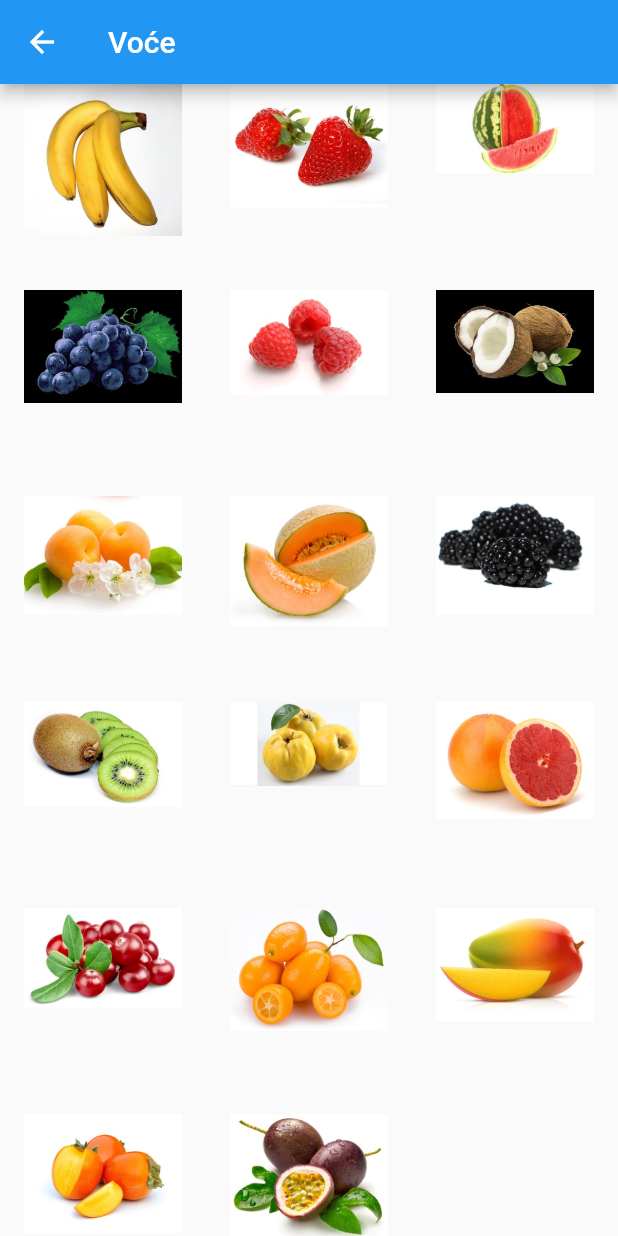
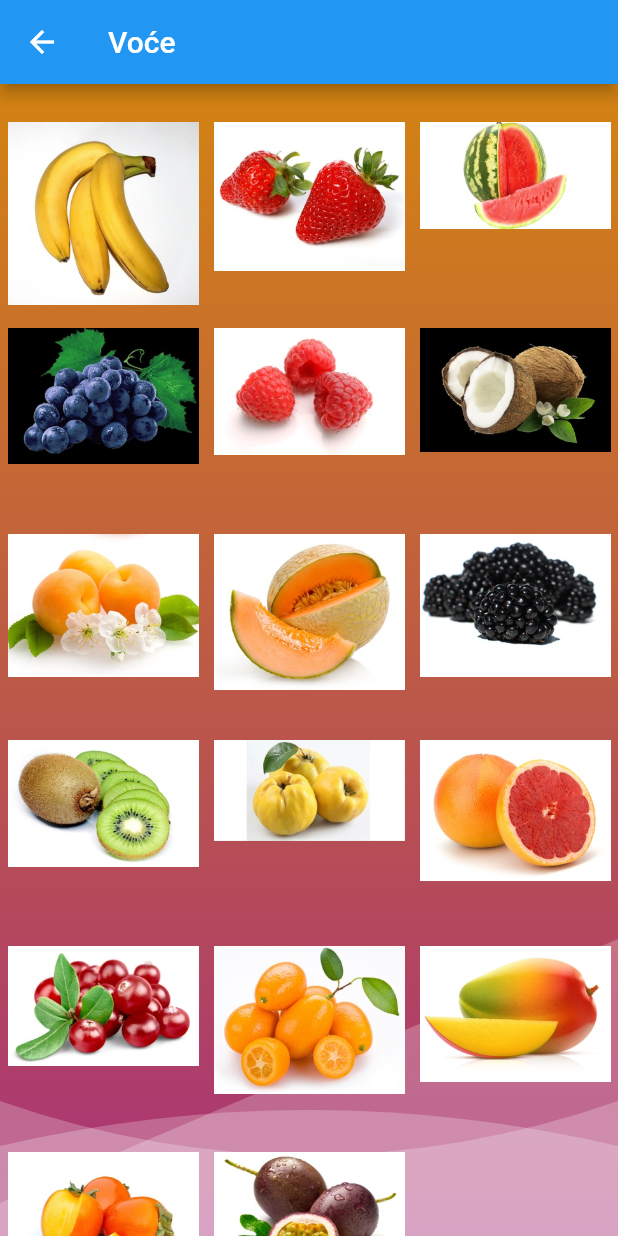
Before and after one commit to milosevic81/picturehunter, a Flutter app: the LevelListScreen screen opened by its route, after a tap on an icon or button, on a phone screen of 412 x 824 dp. Run offline on Flutter 3.47's test engine with Material 2 defaults, Android fonts, the phone set to English and light mode, and no system bars; our stand-ins replace flutter_widget_from_html, shared_preferences, simple_animations; accounts and stored records are empty.

Commit message:
Adding background

```diff
--- a/lib/screens/level_list_screen.dart
+++ b/lib/screens/level_list_screen.dart
@@ -1,6 +1,7 @@
 import 'package:flutter/cupertino.dart';
 import 'package:flutter/material.dart';
 import 'package:picturehunter/state/levels_model.dart';
+import 'package:picturehunter/widgets/fancy_background.dart';
 import 'package:picturehunter/widgets/level_list.dart';
 import 'package:provider/provider.dart';
 
@@ -15,7 +16,10 @@ class LevelListScreen extends StatelessWidget {
       appBar: AppBar(
         title: Text('Izaberi nivo'),
       ),
-      body: LevelList(levels: levelsModel.allLevels()),
+      body: Stack(children: <Widget>[
+        FancyBackground(),
+        LevelList(levels: levelsModel.allLevels())
+      ]),
     );
   }
 }
--- a/lib/screens/question_list_screen.dart
+++ b/lib/screens/question_list_screen.dart
@@ -2,6 +2,7 @@ import 'package:flutter/cupertino.dart';
 import 'package:flutter/material.dart';
 import 'package:picturehunter/models/level.dart';
 import 'package:picturehunter/state/levels_model.dart';
+import 'package:picturehunter/widgets/fancy_background.dart';
 import 'package:picturehunter/widgets/question_list.dart';
 import 'package:provider/provider.dart';
 
@@ -19,7 +20,12 @@ class QuestionListScreen extends StatelessWidget {
         appBar: AppBar(
           title: Text("${level.name}"),
         ),
-        body: QuestionList(questions: level.questions));
+        body: Stack(children: <Widget>[
+          FancyBackground(),
+          Container(
+              margin: EdgeInsets.fromLTRB(0, 20, 0, 0),
+              child: QuestionList(questions: level.questions))
+        ]));
   }
 }
 
--- /dev/null
+++ b/lib/widgets/fancy_background.dart
@@ -0,0 +1,125 @@
+import 'dart:math';
+
+import 'package:flutter/cupertino.dart';
+import 'package:flutter/material.dart';
+import 'package:simple_animations/simple_animations/controlled_animation.dart';
+import 'package:simple_animations/simple_animations/multi_track_tween.dart';
+
+class FancyBackground extends StatelessWidget {
+  @override
+  Widget build(BuildContext context) {
+    return Stack(
+      children: <Widget>[
+        Positioned.fill(child: AnimatedBackground()),
+        onBottom(AnimatedWave(
+          height: 180,
+          speed: 1.0,
+        )),
+        onBottom(AnimatedWave(
+          height: 120,
+          speed: 0.9,
+          offset: pi,
+        )),
+        onBottom(AnimatedWave(
+          height: 220,
+          speed: 1.2,
+          offset: pi / 2,
+        )),
+      ],
+    );
+  }
+
+  onBottom(Widget child) => Positioned.fill(
+        child: Align(
+          alignment: Alignment.bottomCenter,
+          child: child,
+        ),
+      );
+}
+
+class AnimatedWave extends StatelessWidget {
+  final double height;
+  final double speed;
+  final double offset;
+
+  AnimatedWave({this.height, this.speed, this.offset = 0.0});
+
+  @override
+  Widget build(BuildContext context) {
+    return LayoutBuilder(builder: (context, constraints) {
+      return Container(
+        height: height,
+        width: constraints.biggest.width,
+        child: ControlledAnimation(
+            playback: Playback.LOOP,
+            duration: Duration(milliseconds: (5000 / speed).round()),
+            tween: Tween(begin: 0.0, end: 2 * pi),
+            builder: (context, value) {
+              return CustomPaint(
+                foregroundPainter: CurvePainter(value + offset),
+              );
+            }),
+      );
+    });
+  }
+}
+
+class CurvePainter extends CustomPainter {
+  final double value;
+
+  CurvePainter(this.value);
+
+  @override
+  void paint(Canvas canvas, Size size) {
+    final white = Paint()..color = Colors.white.withAlpha(60);
+    final path = Path();
+
+    final y1 = sin(value);
+    final y2 = sin(value + pi / 2);
+    final y3 = sin(value + pi);
+
+    final startPointY = size.height * (0.5 + 0.4 * y1);
+    final controlPointY = size.height * (0.5 + 0.4 * y2);
+    final endPointY = size.height * (0.5 + 0.4 * y3);
+
+    path.moveTo(size.width * 0, startPointY);
+    path.quadraticBezierTo(
+        size.width * 0.5, controlPointY, size.width, endPointY);
+    path.lineTo(size.width, size.height);
+    path.lineTo(0, size.height);
+    path.close();
+    canvas.drawPath(path, white);
+  }
+
+  @override
+  bool shouldRepaint(CustomPainter oldDelegate) {
+    return true;
+  }
+}
+
+class AnimatedBackground extends StatelessWidget {
+  @override
+  Widget build(BuildContext context) {
+    final tween = MultiTrackTween([
+      Track("color1").add(Duration(seconds: 3),
+          ColorTween(begin: Color(0xffD38312), end: Colors.lightBlue.shade900)),
+      Track("color2").add(Duration(seconds: 3),
+          ColorTween(begin: Color(0xffA83279), end: Colors.blue.shade600))
+    ]);
+
+    return ControlledAnimation(
+      playback: Playback.MIRROR,
+      tween: tween,
+      duration: tween.duration,
+      builder: (context, animation) {
+        return Container(
+          decoration: BoxDecoration(
+              gradient: LinearGradient(
+                  begin: Alignment.topCenter,
+                  end: Alignment.bottomCenter,
+                  colors: [animation["color1"], animation["color2"]])),
+        );
+      },
+    );
+  }
+}
--- a/lib/widgets/level_item.dart
+++ b/lib/widgets/level_item.dart
@@ -19,7 +19,7 @@ class LevelItem extends StatelessWidget {
             children: <Widget>[
               Text(
                 '${level.order}',
-                style: TextStyle(color: Colors.white, fontSize: 32),
+                style: TextStyle(color: Colors.white, fontSize: 42),
               ),
               Expanded(
                 child: Container(
--- a/lib/widgets/question_item.dart
+++ b/lib/widgets/question_item.dart
@@ -10,18 +10,22 @@ class QuestionItem extends StatelessWidget {
 
   @override
   Widget build(BuildContext context) {
-    return Stack(
+    return Container(
+      margin: EdgeInsets.all(5),
+      child: Stack(
         children: <Widget>[
-        FlatButton(
-            onPressed: () {
+          GestureDetector(
+              onTap: () {
                 Navigator.pushNamed(context, QuestionScreen.routeName,
-                  arguments: QuestionArgs(question.state.levelId, question.id));
+                    arguments:
+                        QuestionArgs(question.state.levelId, question.id));
               },
               child: Image.asset(question.thumb)),
           Visibility(
               visible: question.state.solved,
               child: Image.asset("assets/icons/icons8-checked-48.png")),
         ],
+      ),
     );
   }
 }
--- a/pubspec.yaml
+++ b/pubspec.yaml
@@ -28,6 +28,7 @@ dependencies:
   flutter_widget_from_html: ^0.3.2
   provider: ^3.0.0
   shared_preferences: ^0.5.6
+  simple_animations: ^1.2.0
 
 dev_dependencies:
   flutter_test:
```
Also changed, not shown: assets/levels.json (+5 -5 lines), lib/screens/home_screen.dart (+20 -40 lines), lib/screens/question_screen.dart (+35 -29 lines), lib/util/checker.dart (added, +13 -0 lines), lib/widgets/menu_button.dart (added, +27 -0 lines), pubspec.lock. Lines whose indentation alone changed are shown as unchanged.
